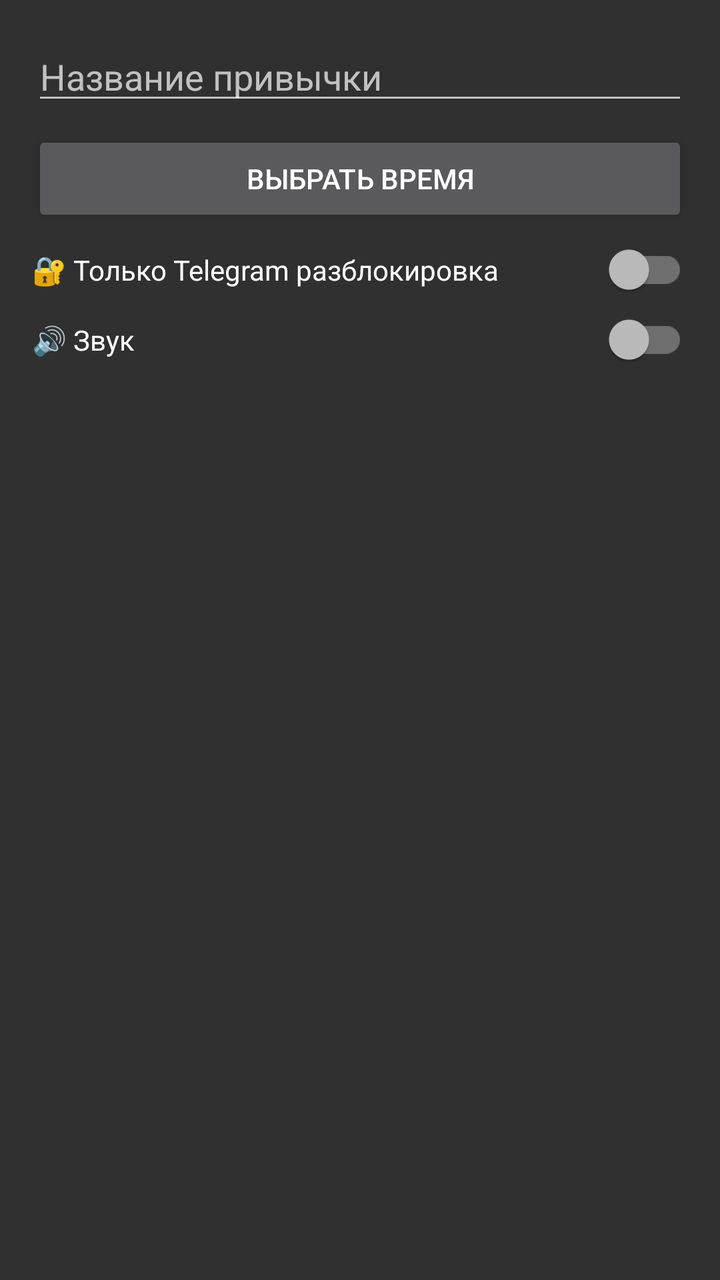
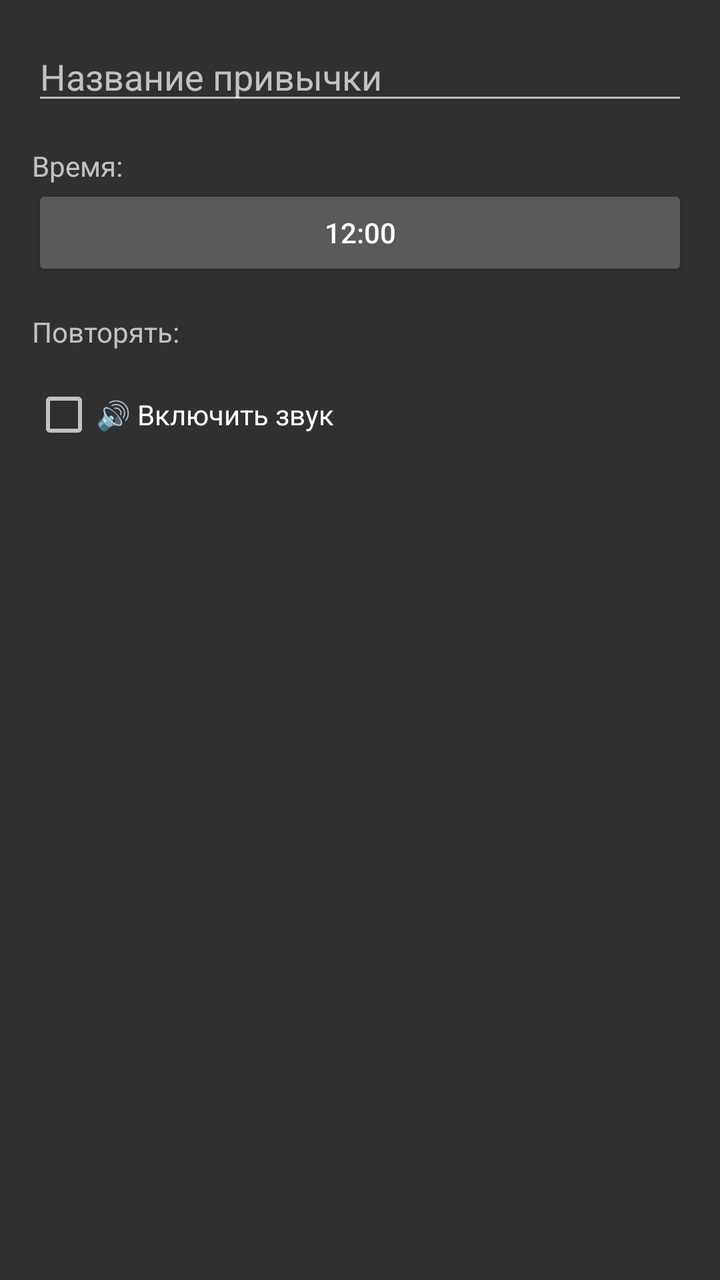

Screens rendered from an Android XML layout before and after an edit, with the pre-edit source and the edit as a unified diff.
<!-- AndroidManifest.xml: application theme Theme.AppCompat.NoActionBar -->
<!-- res/layout/dialog_add_habit.xml -->
<?xml version="1.0" encoding="utf-8"?>
<LinearLayout xmlns:android="http://schemas.android.com/apk/res/android"
    android:layout_width="match_parent"
    android:layout_height="wrap_content"
    android:orientation="vertical"
    android:padding="16dp">

    <EditText
        android:id="@+id/habitName"
        android:layout_width="match_parent"
        android:layout_height="wrap_content"
        android:hint="Название привычки"/>

    <Button
        android:id="@+id/btnSelectTime"
        android:layout_width="match_parent"
        android:layout_height="wrap_content"
        android:layout_marginTop="8dp"
        android:text="Выбрать время"/>

    <androidx.appcompat.widget.SwitchCompat
        android:id="@+id/switchTelegram"
        android:layout_width="match_parent"
        android:layout_height="wrap_content"
        android:layout_marginTop="8dp"
        android:text="🔐 Только Telegram разблокировка"/>

    <androidx.appcompat.widget.SwitchCompat
        android:id="@+id/switchSound"
        android:layout_width="match_parent"
        android:layout_height="wrap_content"
        android:layout_marginTop="8dp"
        android:text="🔊 Звук"/>

</LinearLayout>
<!-- resources referenced by this layout -->
<resources>

</resources>

<!-- the commit's change to res/layout/dialog_add_habit.xml (unified diff, before → after) -->
@@ -9,27 +9,45 @@
         android:id="@+id/habitName"
         android:layout_width="match_parent"
         android:layout_height="wrap_content"
-        android:hint="Название привычки"/>
+        android:hint="Название привычки"
+        android:layout_marginBottom="16dp"/>
+
+    <TextView
+        android:layout_width="wrap_content"
+        android:layout_height="wrap_content"
+        android:text="Время:"/>
 
     <Button
         android:id="@+id/btnSelectTime"
         android:layout_width="match_parent"
         android:layout_height="wrap_content"
-        android:layout_marginTop="8dp"
-        android:text="Выбрать время"/>
+        android:text="12:00"
+        android:layout_marginBottom="16dp"/>
 
-    <androidx.appcompat.widget.SwitchCompat
-        android:id="@+id/switchTelegram"
+    <TextView
+        android:layout_width="wrap_content"
+        android:layout_height="wrap_content"
+        android:text="Повторять:"/>
+
+    <LinearLayout
         android:layout_width="match_parent"
         android:layout_height="wrap_content"
-        android:layout_marginTop="8dp"
-        android:text="🔐 Только Telegram разблокировка"/>
+        android:orientation="horizontal"
+        android:weightSum="7">
+        <CheckBox android:id="@+id/chkMon" android:layout_weight="1" android:text="Пн"/>
+        <CheckBox android:id="@+id/chkTue" android:layout_weight="1" android:text="Вт"/>
+        <CheckBox android:id="@+id/chkWen" android:layout_weight="1" android:text="Ср"/>
+        <CheckBox android:id="@+id/chkThu" android:layout_weight="1" android:text="Чт"/>
+        <CheckBox android:id="@+id/chkFri" android:layout_weight="1" android:text="Пт"/>
+        <CheckBox android:id="@+id/chkSat" android:layout_weight="1" android:text="Сб"/>
+        <CheckBox android:id="@+id/chkSun" android:layout_weight="1" android:text="Вс"/>
+    </LinearLayout>
 
-    <androidx.appcompat.widget.SwitchCompat
-        android:id="@+id/switchSound"
-        android:layout_width="match_parent"
+    <CheckBox
+        android:id="@+id/chkSound"
+        android:layout_width="wrap_content"
         android:layout_height="wrap_content"
-        android:layout_marginTop="8dp"
-        android:text="🔊 Звук"/>
+        android:text="🔊 Включить звук"
+        android:layout_marginTop="16dp"/>
 
 </LinearLayout>
